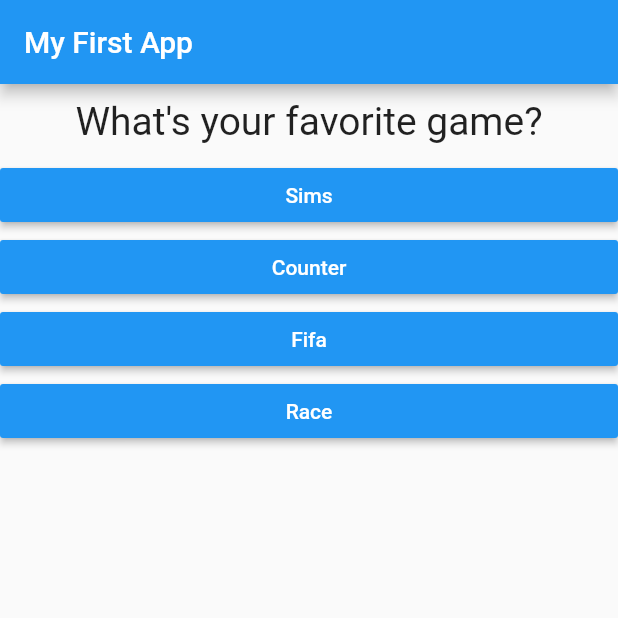
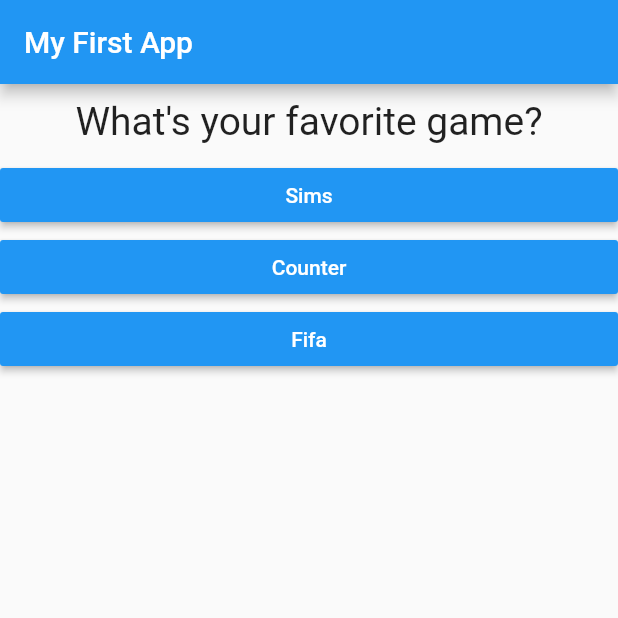
Before and after one commit to fffrowies/flutter_curso, a Flutter app: the screen it shows after launch, after a tap on "Black", after a tap on "Cat", on a phone screen of 412 x 824 dp, the top half of it. Run offline on Flutter 3.47's test engine with Material 2 defaults, Android fonts, the phone set to English and light mode, and no system bars.

Commit message:
Created two files, quiz and result to allocate widgets and clear build widget in main.app

```diff
--- a/lib/main.dart
+++ b/lib/main.dart
@@ -1,7 +1,7 @@
 import 'package:flutter/material.dart';
 
-import './question.dart';
-import './answer.dart';
+import './quiz.dart';
+import './result.dart';
 
 void main() {
   runApp(MyApp());
@@ -16,6 +16,24 @@ class MyApp extends StatefulWidget {
 }
 
 class _MyAppState extends State<MyApp> {
+  final _questions = const [
+    {
+      'questionText': 'What\'s your favorite color?',
+      'answers': ['Black', 'Red', 'Green', 'White'],
+    },
+    {
+      'questionText': 'What\'s your favorite animal?',
+      'answers': ['Dog', 'Cat', 'Horse', 'Monkey'],
+    },
+    {
+      'questionText': 'What\'s your favorite game?',
+      'answers': ['Sims', 'Counter', 'Fifa'],
+    },
+    {
+      'questionText': 'What\'s your favorite team?',
+      'answers': ['Boca Juniors', 'River Plate', 'San Lorenzo', 'Barcelona'],
+    },
+  ];
   var _questionIndex = 0;
 
   void _answerQuestion() {
@@ -23,40 +41,27 @@ class _MyAppState extends State<MyApp> {
       _questionIndex = _questionIndex + 1;
     });
     print(_questionIndex);
+    if (_questionIndex < _questions.length) {
+      print('We have more questions!');
+    } else {
+      print('No more questions!');
+    }
   }
 
   @override
   Widget build(BuildContext context) {
-    var questions = [
-      {
-        'questionText': 'What\'s your favorite color?',
-        'answers': ['Black', 'Red', 'Green', 'White'],
-      },
-      {
-        'questionText': 'What\'s your favorite animal?',
-        'answers': ['Dog', 'Cat', 'Horse', 'Monkey'],
-      },
-      {
-        'questionText': 'What\'s your favorite game?',
-        'answers': ['Sims', 'Counter', 'Fifa', 'Race'],
-      },
-    ];
     return MaterialApp(
       home: Scaffold(
         appBar: AppBar(
           title: Text('My First App'),
         ),
-        body: Column(
-          children: [
-            Question(
-              questions[_questionIndex]['questionText'] as String,
-            ),
-            ...(questions[_questionIndex]['answers'] as List<String>)
-                .map((answer) {
-              return Answer(_answerQuestion, answer);
-            }).toList()
-          ],
-        ),
+        body: _questionIndex < _questions.length
+            ? Quiz(
+                answerQuestion: _answerQuestion,
+                questionIndex: _questionIndex,
+                questions: _questions,
+              )
+            : Result(),
       ),
     );
   }
--- /dev/null
+++ b/lib/quiz.dart
@@ -0,0 +1,30 @@
+import 'package:flutter/material.dart';
+
+import './question.dart';
+import './answer.dart';
+
+class Quiz extends StatelessWidget {
+  final List<Map<String, Object>> questions;
+  final int questionIndex;
+  final Function() answerQuestion; // modified FR
+
+  Quiz({
+    required this.questions,       // modified FR
+    required this.answerQuestion,
+    required this.questionIndex,
+  });
+
+  @override
+  Widget build(BuildContext context) {
+    return Column(
+      children: [
+        Question(
+          questions[questionIndex]['questionText'] as String,
+        ),
+        ...(questions[questionIndex]['answers'] as List<String>).map((answer) {
+          return Answer(answerQuestion, answer);
+        }).toList()
+      ],
+    );
+  }
+}
--- /dev/null
+++ b/lib/result.dart
@@ -0,0 +1,10 @@
+import 'package:flutter/material.dart';
+
+class Result extends StatelessWidget {
+  @override
+  Widget build(BuildContext context) {
+    return Center(
+      child: Text('You did it!'),
+    );
+  }
+}
```
